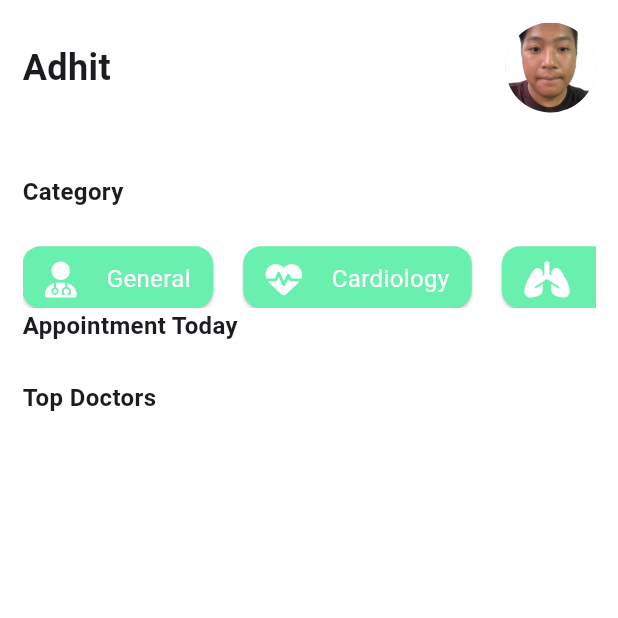
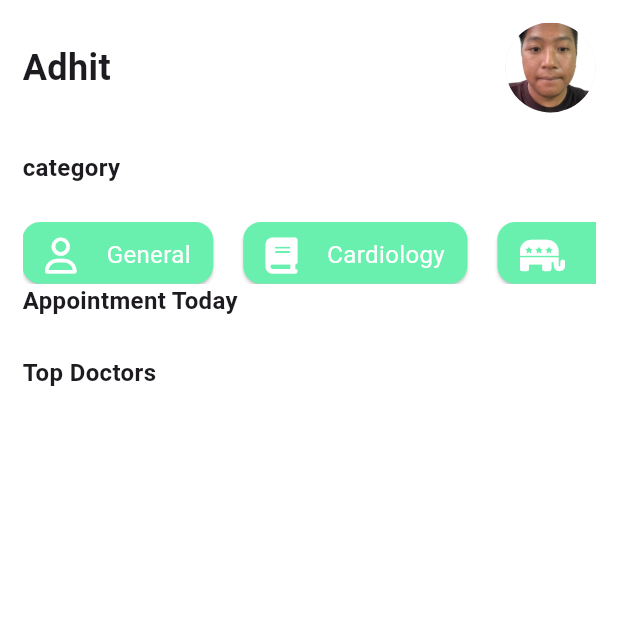
Before and after one commit to gilanggsb/refresh, a Flutter app: the HomePage screen opened directly, on a phone screen of 412 x 824 dp, the top half of it. Run offline on Flutter 3.47's test engine with Material 3 defaults, Android fonts, the phone set to English and light mode, and no system bars; our stand-ins replace font_awesome_flutter.

Commit message:
refresh commit four

```diff
--- a/lib/screens/home_page.dart
+++ b/lib/screens/home_page.dart
@@ -14,15 +14,15 @@ class HomePage extends StatefulWidget {
 class _HomePageState extends State<HomePage> {
   List<Map<String, dynamic>> medCat = [
     {
-      "icon": FontAwesomeIcons.userDoctor,
+      "icon": FontAwesomeIcons.user,
       "category": "General",
     },
     {
-      "icon": FontAwesomeIcons.heartPulse,
+      "icon": FontAwesomeIcons.book,
       "category": "Cardiology",
     },
     {
-      "icon": FontAwesomeIcons.lungs,
+      "icon": FontAwesomeIcons.republican,
       "category": "Respirations",
     },
     {
@@ -70,9 +70,9 @@ class _HomePageState extends State<HomePage> {
                   ),
                 ],
               ),
-              Config.spaceMedium,
+              Config.spaceSmall,
               const Text(
-                'Category',
+                'category',
                 style: TextStyle(
                   fontSize: 16,
                   fontWeight: FontWeight.bold,
```
Also changed, not shown: 1 other file.
